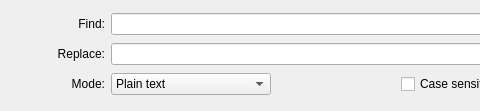
Above: IDE/GUI/widgets/EditorWidgets/FindAndReplace/findandreplace.ui from AbyssAbbeba/MDS-picoblaze-AVR-ide before the change; both pictures show x 0 to 480 and y 0 to 111 of the 713 by 111 pixel window. Below: the same form after it.
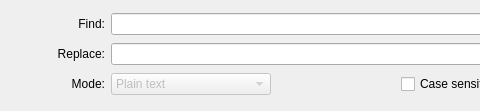
That is the form after the change. Icons and pictures are not drawn.

Patch:
```diff
--- a/IDE/GUI/widgets/EditorWidgets/FindAndReplace/findandreplace.ui
+++ b/IDE/GUI/widgets/EditorWidgets/FindAndReplace/findandreplace.ui
@@ -92,6 +92,9 @@
    </item>
    <item row="2" column="2">
     <widget class="QComboBox" name="cmbMode">
+     <property name="enabled">
+      <bool>false</bool>
+     </property>
      <property name="sizePolicy">
       <sizepolicy hsizetype="Fixed" vsizetype="Fixed">
        <horstretch>0</horstretch>
```
